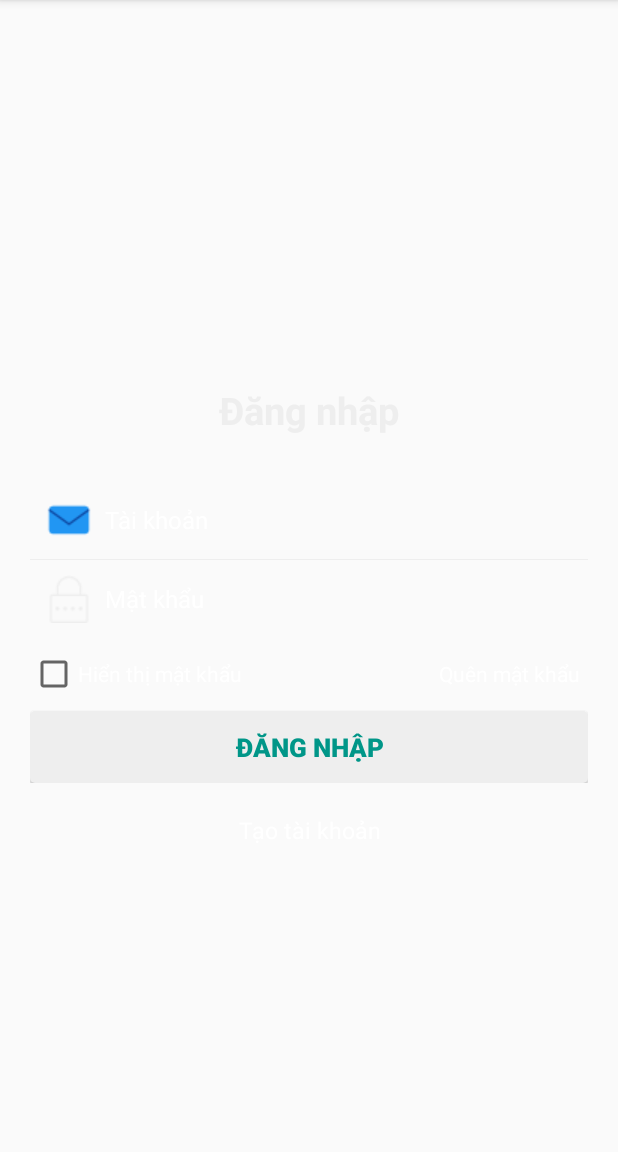
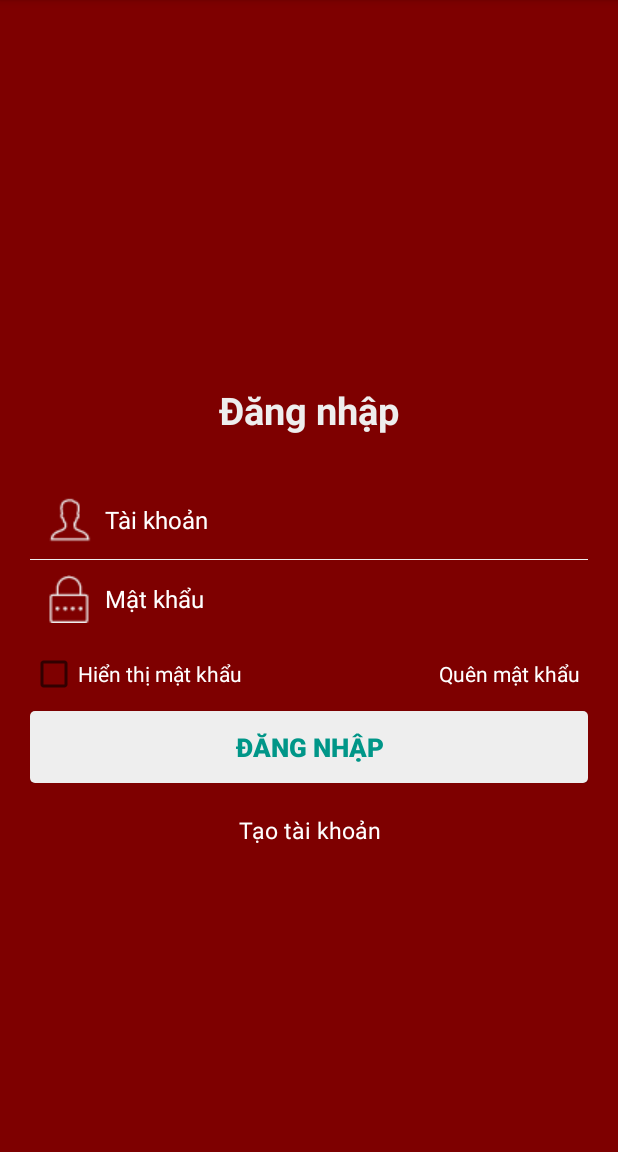
Before and after one commit to noname2103/AppDatVeXemPhim, an Android app: the LoginActivity screen opened directly, with no data from a screen before it, on a phone screen of 412 x 824 dp, the part 84-1236 px from its top. Run offline under Robolectric (Android 15) with nearby library versions, the phone set to English and light mode, and no system bars.

Commit message:
ĐĂNG NHÂP
ACTIVITY LOGIN

```diff
--- a/app/src/main/java/com/dxt/xuantruong/appdatvexemphim/LoginActivity.java
+++ b/app/src/main/java/com/dxt/xuantruong/appdatvexemphim/LoginActivity.java
@@ -2,12 +2,34 @@ package com.dxt.xuantruong.appdatvexemphim;
 
 import android.support.v7.app.AppCompatActivity;
 import android.os.Bundle;
+import android.widget.Button;
+import android.widget.EditText;
+import android.widget.TextView;
 
 public class LoginActivity extends AppCompatActivity {
+
+    EditText edituser,editpass;
+    Button btnlogin;
+    TextView tvcreate,tvforgot;
 
     @Override
     protected void onCreate(Bundle savedInstanceState) {
         super.onCreate(savedInstanceState);
         setContentView(R.layout.activity_login);
+        anhxa();
+        ControllButton();
+    }
+
+    private void ControllButton() {
+
+    }
+
+    private void anhxa() {
+        edituser = (EditText)findViewById(R.id.login_user);
+        editpass = (EditText)findViewById(R.id.login_password);
+        btnlogin = (Button)findViewById(R.id.loginBtn);
+        tvcreate = (TextView)findViewById(R.id.createAccount);
+        tvforgot = (TextView)findViewById(R.id.forgot_password);
+
     }
 }
--- a/app/src/main/res/layout/activity_login.xml
+++ b/app/src/main/res/layout/activity_login.xml
@@ -1,8 +1,8 @@
 <?xml version="1.0" encoding="utf-8"?>
 <RelativeLayout xmlns:android="http://schemas.android.com/apk/res/android"
-    xmlns:tools="http://schemas.android.com/tools"
     android:layout_width="fill_parent"
     android:layout_height="fill_parent"
+    android:background="@color/background_color"
     android:padding="20dp" >
 
     <LinearLayout
@@ -29,7 +29,7 @@
             android:layout_height="wrap_content"
             android:layout_marginTop="20dp"
             android:background="@android:color/transparent"
-            android:drawableLeft="@drawable/email"
+            android:drawableLeft="@drawable/user"
             android:drawablePadding="8dp"
             android:gravity="center_vertical"
             android:hint="@string/user"
--- /dev/null
+++ b/app/src/main/res/values/dimens.xml
@@ -0,0 +1,5 @@
+<resources>
+    <!-- Default screen margins, per the Android Design guidelines. -->
+    <dimen name="activity_horizontal_margin">16dp</dimen>
+    <dimen name="activity_vertical_margin">16dp</dimen>
+</resources>
```
